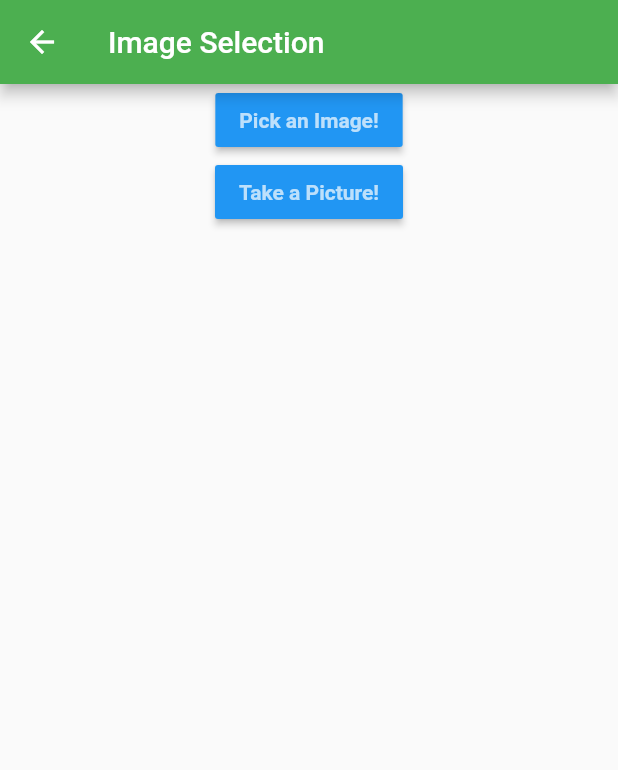
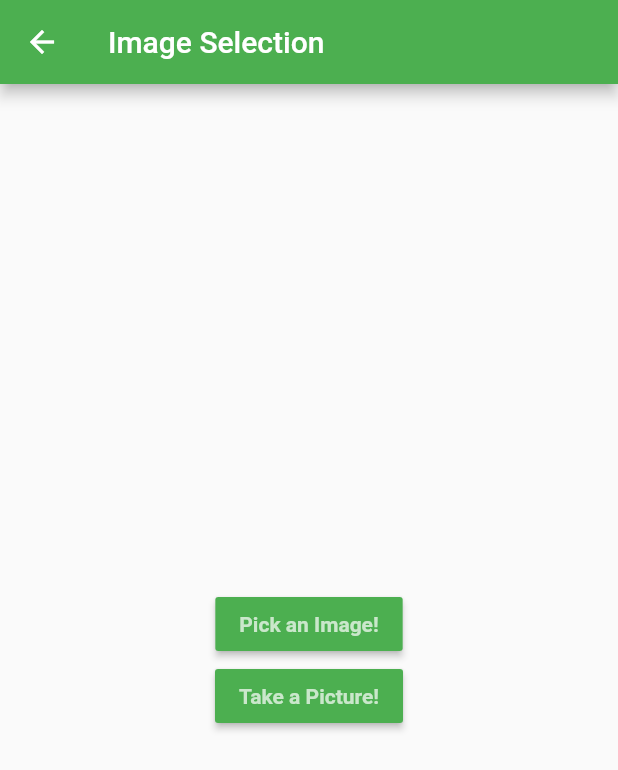
Before and after one commit to Alexandria213/Network-Effect, a Flutter app: the SelectImageScreen screen opened directly, on a phone screen of 412 x 824 dp. Shown: the top 770 px of the screen. Run offline on Flutter 3.47's test engine with Material 2 defaults, Android fonts, the phone set to English and light mode, and no system bars; our stand-ins replace chat_bubbles, image_picker; missing offline and left inert: mutex, network_info_plus.

Commit message:
Buttons centered
Centered buttons and changed to match theme.

```diff
--- a/ispy_game/lib/image_selection_screen.dart
+++ b/ispy_game/lib/image_selection_screen.dart
@@ -19,10 +19,11 @@ class SelectImageScreen extends StatelessWidget {
         ),
         body: Center(
           child: Column(
+            mainAxisAlignment: MainAxisAlignment.center,
             children: [
               MaterialButton(
                 key: const Key("GalleryButton"),
-                color: Colors.blue,
+                color: Colors.green,
                 child: const Text(
                   "Pick an Image!",
                   style: TextStyle(
@@ -34,7 +35,7 @@ class SelectImageScreen extends StatelessWidget {
               ),
               MaterialButton(
                 key: const Key("CameraButton"),
-                color: Colors.blue,
+                color: Colors.green,
                 child: const Text(
                   "Take a Picture!",
                   style: TextStyle(
```
